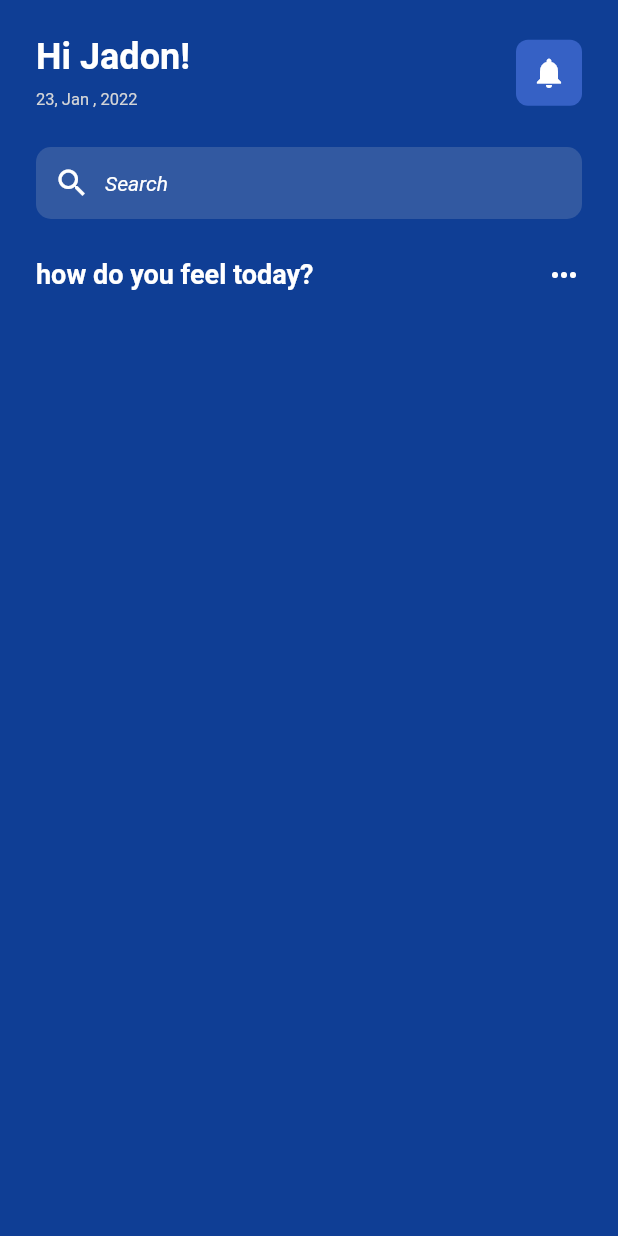
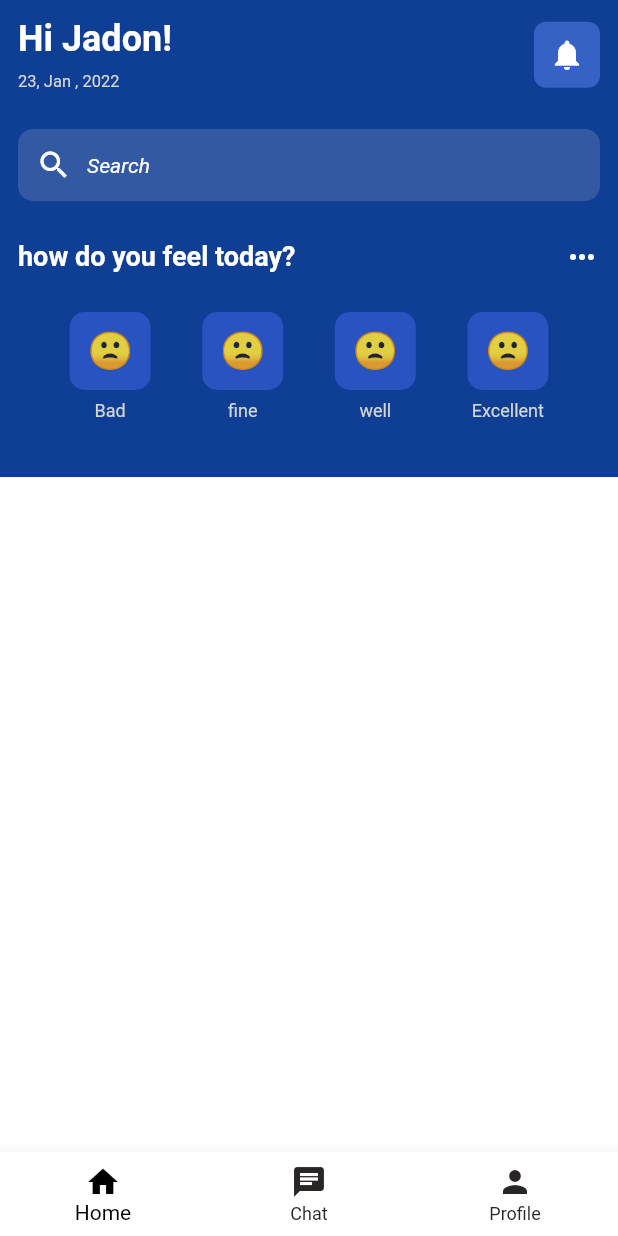
Before and after one commit to jadon6uwizeye/mental-health-app, a Flutter app: the screen it shows after launch, on a phone screen of 412 x 824 dp. Run offline on Flutter 3.47's test engine with Material 2 defaults, Android fonts, the phone set to English and light mode, and no system bars.

Commit message:
finish upper home page

```diff
--- a/mentalhealthapp/lib/pages/home_page.dart
+++ b/mentalhealthapp/lib/pages/home_page.dart
@@ -1,6 +1,8 @@
 // ignore_for_file: prefer_const_constructors
 
 import 'package:flutter/material.dart';
+
+import '../utils/emoticons.dart';
 
 void main() {
   runApp(const HomePage());
@@ -18,9 +20,35 @@ class _HomePageState extends State<HomePage> {
   Widget build(BuildContext context) {
     return Scaffold(
       backgroundColor: const Color.fromARGB(255, 15, 62, 149),
+      bottomNavigationBar: BottomNavigationBar(
+        items: const [
+          BottomNavigationBarItem(
+            icon: Icon(Icons.home),
+            label: ('Home'),
+          ),
+          BottomNavigationBarItem(
+            icon: Icon(Icons.chat),
+            label: ('Chat'),
+          ),
+          BottomNavigationBarItem(
+            icon: Icon(Icons.person),
+            label: ('Profile'),
+          ),
+        ],
+        currentIndex: 0,
+        selectedItemColor: Colors.black,
+        unselectedItemColor: Color.fromARGB(255, 42, 38, 38),
+        backgroundColor: Colors.white,
+        onTap: (int index) {
+          // ignore: avoid_print
+          print('index: $index');
+        },
+      ),
       body: SafeArea(
-        child: Padding(
-          padding: const EdgeInsets.all(24.0),
+        child: Column(
+          children: [
+            Padding(
+              padding: const EdgeInsets.all(12.0),
               child: Column(
                 children: [
                   Row(
@@ -58,8 +86,8 @@ class _HomePageState extends State<HomePage> {
                             borderRadius: BorderRadius.circular(8),
                           ),
                           padding: const EdgeInsets.all(10),
-                      child:
-                          const Icon(Icons.notifications, color: Colors.white)),
+                          child: const Icon(Icons.notifications,
+                              color: Colors.white)),
                     ],
                   ),
                   const SizedBox(height: 25),
@@ -101,8 +129,76 @@ class _HomePageState extends State<HomePage> {
                       Icon(Icons.more_horiz, color: Colors.white),
                     ],
                   ),
+
+                  const SizedBox(height: 25),
+
+                  //Faces
+                  Row(
+                    mainAxisAlignment: MainAxisAlignment.spaceEvenly,
+                    // ignore: prefer_const_literals_to_create_immutables
+                    children: [
+                      //bad
+                      Column(
+                        // ignore: prefer_const_literals_to_create_immutables
+                        children: [
+                          Emoticons(emoticonFace: '🙁'),
+                          SizedBox(height: 7),
+                          Text('Bad',
+                              style: TextStyle(
+                                  fontSize: 12,
+                                  color: Color.fromARGB(255, 212, 213, 215))),
                         ],
                       ),
+                      //fine
+                      Column(
+                        // ignore: prefer_const_literals_to_create_immutables
+                        children: [
+                          Emoticons(emoticonFace: '🙁'),
+                          SizedBox(height: 7),
+                          Text('fine',
+                              style: TextStyle(
+                                  fontSize: 12,
+                                  color: Color.fromARGB(255, 212, 213, 215))),
+                        ],
+                      ),
+                      //well
+                      Column(
+                        // ignore: prefer_const_literals_to_create_immutables
+                        children: [
+                          Emoticons(emoticonFace: '🙁'),
+                          SizedBox(height: 7),
+                          Text('well',
+                              style: TextStyle(
+                                  fontSize: 12,
+                                  color: Color.fromARGB(255, 212, 213, 215))),
+                        ],
+                      ),
+                      //excellent
+                      Column(
+                        // ignore: prefer_const_literals_to_create_immutables
+                        children: [
+                          Emoticons(emoticonFace: '🙁'),
+                          SizedBox(height: 7),
+                          Text('Excellent',
+                              style: TextStyle(
+                                  fontSize: 12,
+                                  color: Color.fromARGB(255, 212, 213, 215))),
+                        ],
+                      ),
+                    ],
+                  ),
+
+                  const SizedBox(height: 25),
+                ],
+              ),
+            ),
+            Expanded(
+              child: Container(
+                color: Colors.white,
+                child: Row(),
+              ),
+            )
+          ],
         ),
       ),
     );
--- /dev/null
+++ b/mentalhealthapp/lib/utils/emoticons.dart
@@ -0,0 +1,23 @@
+import 'package:flutter/material.dart';
+
+class Emoticons extends StatelessWidget {
+  final String emoticonFace;
+
+  const Emoticons({Key? key, required this.emoticonFace}) : super(key: key);
+
+  @override
+  Widget build(BuildContext context) {
+    return Container(
+        padding: const EdgeInsets.all(12),
+        decoration: BoxDecoration(
+            borderRadius: BorderRadius.circular(10),
+            color: const Color.fromARGB(255, 40, 83, 192)),
+        child: Row(
+            // ignore: prefer_const_literals_to_create_immutables
+            children: [
+              Text(emoticonFace,
+                  style: const TextStyle(
+                      fontSize: 24, fontWeight: FontWeight.bold)),
+            ]));
+  }
+}
```
Lines whose indentation alone changed are shown as unchanged.
